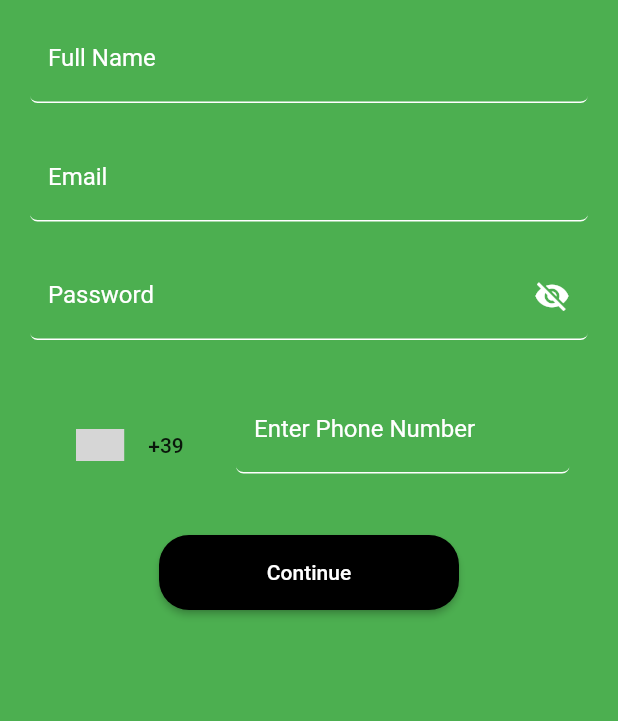
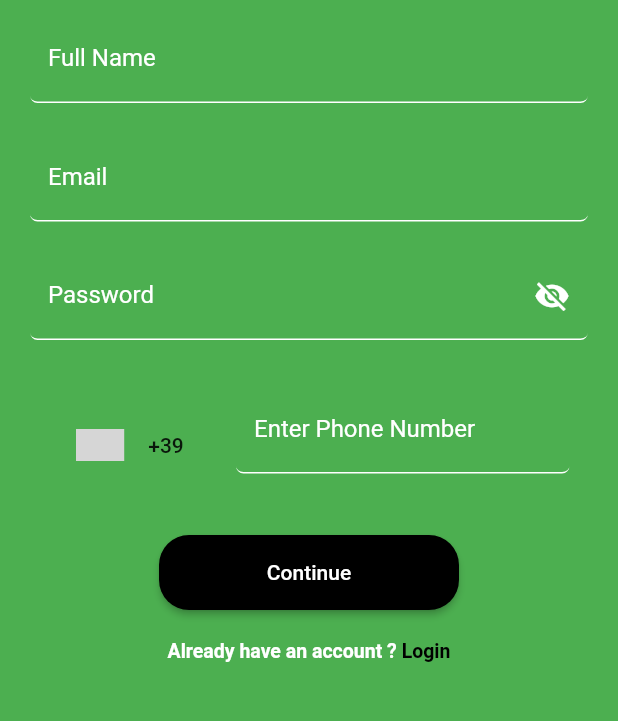
Before and after one commit to Codesait/wallify, a Flutter app: the SignUp screen opened directly, on a phone screen of 412 x 824 dp, the part 140-861 px from its top. Run offline on Flutter 3.47's test engine with Material 2 defaults, Android fonts, the phone set to English and light mode, and no system bars; drawn by our look-alikes of country_code_picker; our stand-ins replace cached_network_image; network calls fail; grey boxes are pictures that could not be loaded.

Commit message:
registration ui done

```diff
--- a/lib/customs/passwordInputField.dart
+++ b/lib/customs/passwordInputField.dart
@@ -51,6 +51,7 @@ class _PasswordFieldState extends State<PasswordField> {
           keyboardType: widget.inputType,
           onFieldSubmitted: widget.onFieldSubmitted,
           focusNode: widget.focusNode,
+          cursorColor: Colors.white,
           decoration: InputDecoration(
             border: const UnderlineInputBorder(),
             filled: true,
--- a/lib/screens/signup.dart
+++ b/lib/screens/signup.dart
@@ -56,20 +56,14 @@ class _SignUpState extends State<SignUp> {
                   _email(context: context),
                   _password(context: context),
                   _phoneField(context: context),
-                  Align(
-                    alignment: Alignment.bottomCenter,
-                    child: Button(
+                   Button(
                       height: 50,
                       width: 200,
                       child: Text('Continue'),
                       colors: Colors.black,
-                      onclick: (){
-
-                      },
+                      onclick: (){},
                     ),
-                  )
-
-
+                  _loginLabel(context)
                 ],
               ),
             ),
@@ -116,7 +110,7 @@ class _SignUpState extends State<SignUp> {
       padding: const EdgeInsets.all(10),
       labelText: "Enter Phone Number",
       controller: _phoneController,
-      onFieldSubmitted: (_)=> FocusScope.of(context).requestFocus(_focusNodePassword),
+      onFieldSubmitted: (_)=> FocusScope.of(context).unfocus(),
       focusNode: _focusNodePhone,
 
     );
@@ -149,4 +143,31 @@ class _SignUpState extends State<SignUp> {
       ),
     );
   }
+
+  Widget _loginLabel(context) {
+    return Container(
+      margin: EdgeInsets.symmetric(vertical: 20),
+      alignment: Alignment.bottomCenter,
+      child: Row(
+        mainAxisAlignment: MainAxisAlignment.center,
+        children: <Widget>[
+          Text(
+            "Already have an account ? ",
+            style: TextStyle(fontSize: 13, fontWeight: FontWeight.w600,color: Colors.white),
+          ),
+
+          InkWell(
+            onTap: (){},
+            child: Text(
+              'Login',
+              style: TextStyle(
+                  color: Colors.black,
+                  fontSize: 13,
+                  fontWeight: FontWeight.bold),
+            ),
+          )
+        ],
+      ),
+    );
+  }
 }
```
